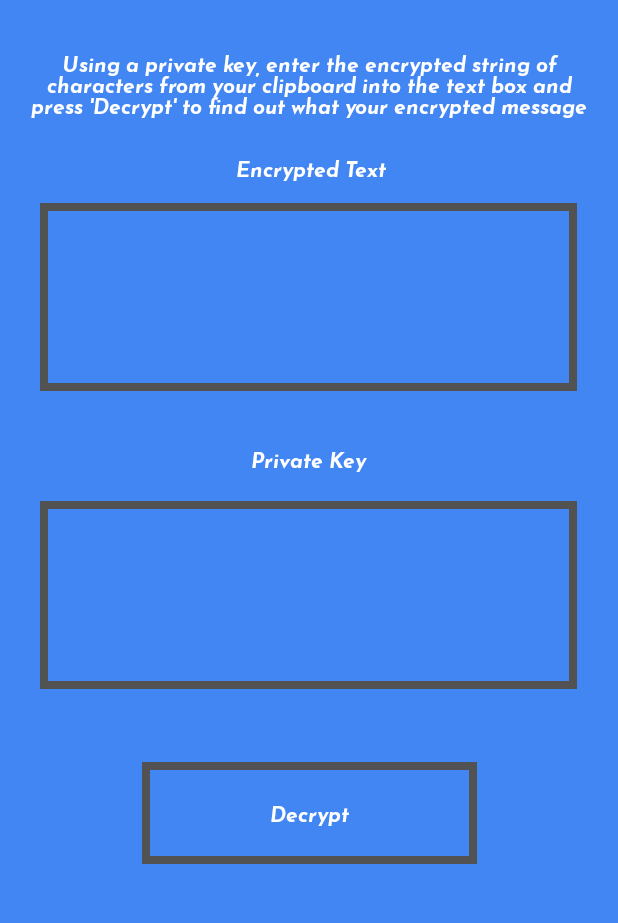
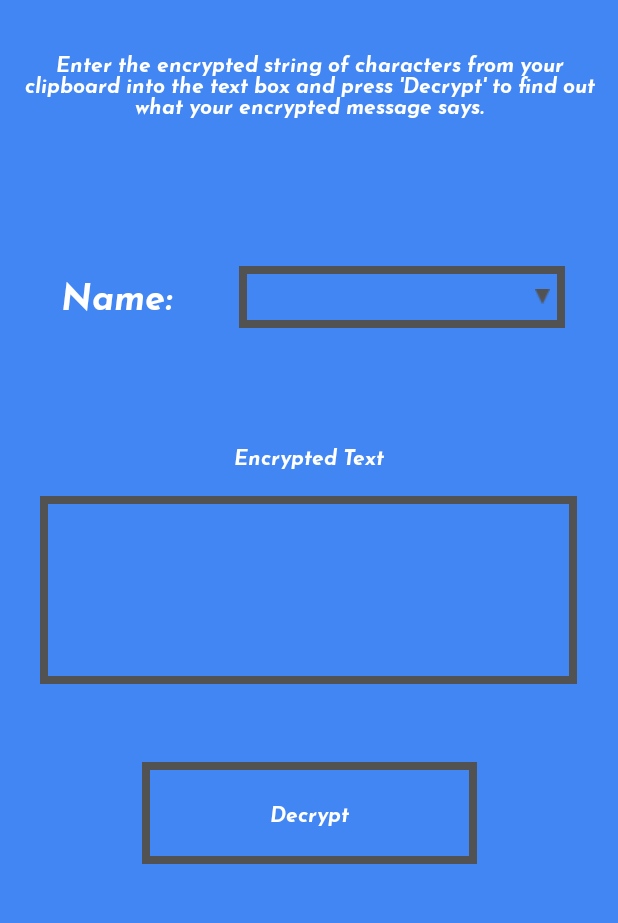
Before and after one commit to alexgamache/CryptIt, an Android app: the DecryptActivity screen opened directly, with no data from a screen before it, on a phone screen of 412 x 824 dp, the part 231-1154 px from its top. Run offline under Robolectric (Android 15) with nearby library versions, the phone set to English and light mode, and no system bars; 1 statement that could not run was skipped.

Commit message:
Revert "Revert "commit""
This reverts commit 9e80068ce2d64189773315fb94979700561d69c2.

```diff
--- a/app/src/main/AndroidManifest.xml
+++ b/app/src/main/AndroidManifest.xml
@@ -11,7 +11,6 @@
         android:name=".Globals"
         android:theme="@style/FullscreenTheme">
         <activity android:name=".FriendActivity"></activity>
-        <activity android:name=".GenerateKeys" />
         <activity android:name=".DecryptActivity" />
         <activity android:name=".EncryptActivity" />
         <activity android:name=".MainActivity" />
--- a/app/src/main/java/com/example/ollux/cryptit/FriendActivity.java
+++ b/app/src/main/java/com/example/ollux/cryptit/FriendActivity.java
@@ -23,7 +23,6 @@ public class FriendActivity extends AppCompatActivity {
 
         addFriend = (Button) findViewById(R.id.addFriendButton);
         username = (EditText) findViewById(R.id.FriendName);
-        publickey = (EditText) findViewById(R.id.FriendPublicKey);
 
 
         addFriend.setOnClickListener(new View.OnClickListener() {
--- a/app/src/main/res/layout/activity_decrypt.xml
+++ b/app/src/main/res/layout/activity_decrypt.xml
@@ -36,27 +36,7 @@
         app:layout_constraintHorizontal_bias="0.49"
         app:layout_constraintStart_toStartOf="parent"
         app:layout_constraintTop_toTopOf="parent"
-        app:layout_constraintVertical_bias="0.414" />
-
-    <EditText
-        android:id="@+id/plainText"
-        android:layout_width="358dp"
-        android:layout_height="125dp"
-        android:background="@drawable/button_border"
-        android:ems="10"
-        android:fontFamily="@font/josefin"
-        android:gravity="top"
-        android:inputType="textMultiLine"
-        android:padding="10dp"
-        android:singleLine="false"
-        android:text=""
-        android:textColor="#ffffff"
-        app:layout_constraintBottom_toBottomOf="parent"
-        app:layout_constraintEnd_toEndOf="parent"
-        app:layout_constraintHorizontal_bias="0.49"
-        app:layout_constraintStart_toStartOf="parent"
-        app:layout_constraintTop_toTopOf="parent"
-        app:layout_constraintVertical_bias="0.698" />
+        app:layout_constraintVertical_bias="0.694" />
 
     <Button
         android:id="@+id/decryptButton"
@@ -79,13 +59,42 @@
         android:layout_height="49dp"
         android:fontFamily="@font/josefin"
         android:gravity="center"
-        android:text="Using a private key, enter the encrypted string of characters from your clipboard into the text box and press 'Decrypt' to find out what your encrypted message says."
+        android:text="Enter the encrypted string of characters from your clipboard into the text box and press 'Decrypt' to find out what your encrypted message says."
         android:textColor="#ffffff"
         app:layout_constraintBottom_toBottomOf="parent"
         app:layout_constraintEnd_toEndOf="parent"
         app:layout_constraintStart_toStartOf="parent"
         app:layout_constraintTop_toTopOf="parent"
         app:layout_constraintVertical_bias="0.238" />
+
+    <TextView
+        android:id="@+id/textView7"
+        android:layout_width="102dp"
+        android:layout_height="43dp"
+        android:fontFamily="@font/josefin"
+        android:gravity="center"
+        android:text="Name:"
+        android:textColor="#ffffff"
+        android:textSize="24sp"
+        app:layout_constraintBottom_toBottomOf="parent"
+        app:layout_constraintEnd_toEndOf="parent"
+        app:layout_constraintHorizontal_bias="0.086"
+        app:layout_constraintStart_toStartOf="parent"
+        app:layout_constraintTop_toTopOf="parent"
+        app:layout_constraintVertical_bias="0.421" />
+
+    <Spinner
+        android:id="@+id/friendArray"
+        android:layout_width="217dp"
+        android:layout_height="41dp"
+        android:background="@drawable/spinner_border"
+        android:fontFamily="@font/josefin"
+        app:layout_constraintBottom_toBottomOf="parent"
+        app:layout_constraintEnd_toEndOf="parent"
+        app:layout_constraintHorizontal_bias="0.819"
+        app:layout_constraintStart_toStartOf="parent"
+        app:layout_constraintTop_toTopOf="parent"
+        app:layout_constraintVertical_bias="0.423" />
 
     <TextView
         android:id="@+id/textView5"
@@ -97,24 +106,9 @@
         android:textColor="#ffffff"
         app:layout_constraintBottom_toBottomOf="parent"
         app:layout_constraintEnd_toEndOf="parent"
-        app:layout_constraintHorizontal_bias="0.504"
-        app:layout_constraintStart_toStartOf="parent"
-        app:layout_constraintTop_toTopOf="parent"
-        app:layout_constraintVertical_bias="0.316" />
-
-    <TextView
-        android:id="@+id/textView6"
-        android:layout_width="110dp"
-        android:layout_height="31dp"
-        android:fontFamily="@font/josefin"
-        android:gravity="center"
-        android:text="Private Key"
-        android:textColor="#ffffff"
-        app:layout_constraintBottom_toBottomOf="parent"
-        app:layout_constraintEnd_toEndOf="parent"
         app:layout_constraintHorizontal_bias="0.498"
         app:layout_constraintStart_toStartOf="parent"
         app:layout_constraintTop_toTopOf="parent"
-        app:layout_constraintVertical_bias="0.56" />
+        app:layout_constraintVertical_bias="0.558" />
 
 </androidx.constraintlayout.widget.ConstraintLayout>
```
Also changed, not shown: app/src/main/java/com/example/ollux/cryptit/GenerateKeys.java (deleted, +0 -30 lines), app/src/main/java/com/example/ollux/cryptit/MainActivity.java (+0 -14 lines), app/src/main/java/com/example/ollux/cryptit/user.java (+6 -4 lines), app/src/main/res/layout/activity_friend.xml (+1 -36 lines), app/src/main/res/layout/activity_generate_keys.xml (deleted, +0 -69 lines), app/src/main/res/layout/activity_main.xml (+0 -15 lines).
